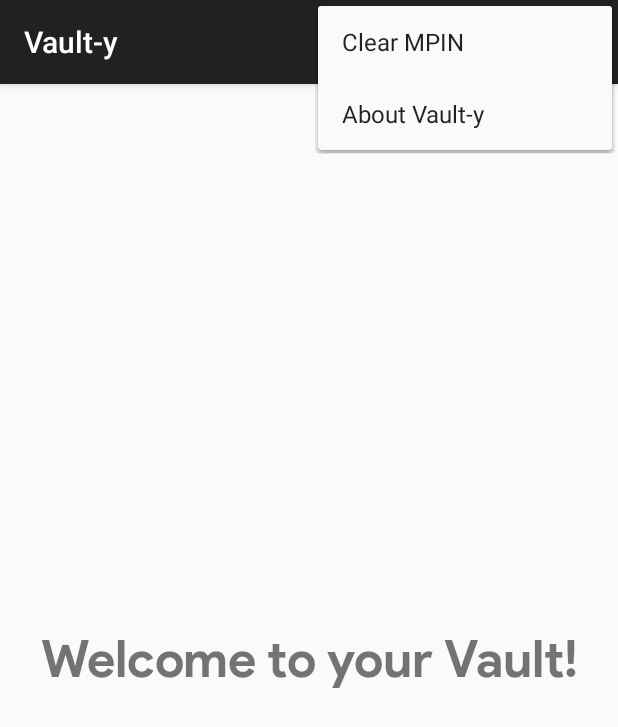
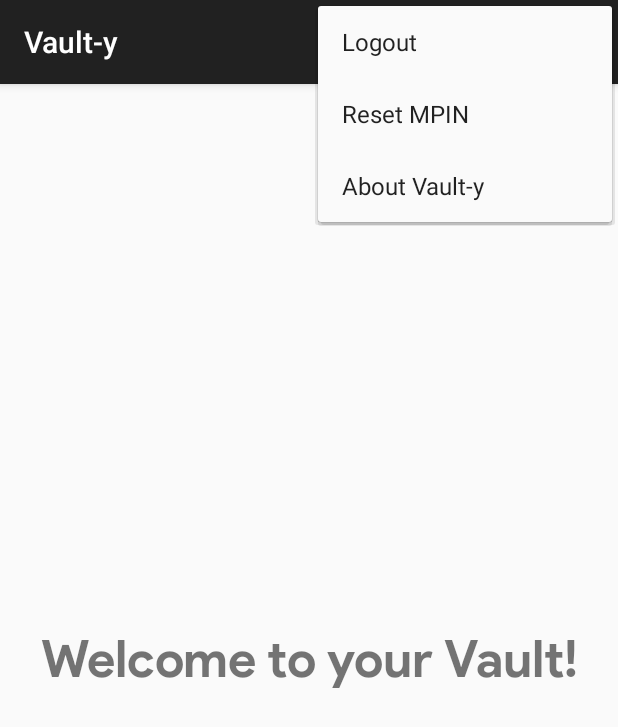
Before and after one commit to the-rebooted-coder/Vault-y, an Android app: the MainActivity screen opened directly, with no data from a screen before it, with the options menu open, on a phone screen of 412 x 824 dp. Shown: the top 727 px of the screen. Run offline under Robolectric (Android 15) with nearby library versions, the phone set to English and light mode, and no system bars; libraries missing offline, so code that uses them is left out: com.afollestad.materialdialogs.

Commit message:
Fixed Menu Order

```diff
--- a/app/src/main/res/menu/main.xml
+++ b/app/src/main/res/menu/main.xml
@@ -10,7 +10,7 @@
         android:id="@+id/logout"
         android:icon="@drawable/ic_baseline_close"
         android:title="@string/logout"
-        app:showAsAction="always" />
+        app:showAsAction="ifRoom" />
     <item
         android:id="@+id/clearPin"
         android:icon="@drawable/ic_baseline_delete"
--- a/app/src/main/res/values/strings.xml
+++ b/app/src/main/res/values/strings.xml
@@ -11,7 +11,7 @@
     <string name="enter_vault">Enter Vault</string>
     <string name="storing_notice">MPIN is stored in your device itself,\nusing <u>DES encryption</u></string>
     <string name="enter_your_name">Enter your Name</string>
-    <string name="clear_mpin">Clear MPIN</string>
+    <string name="clear_mpin">Reset MPIN</string>
     <string name="more_security_options">More Security Options</string>
     <string name="about_app">About Vault-y</string>
     <string name="logout">Logout</string>
```
